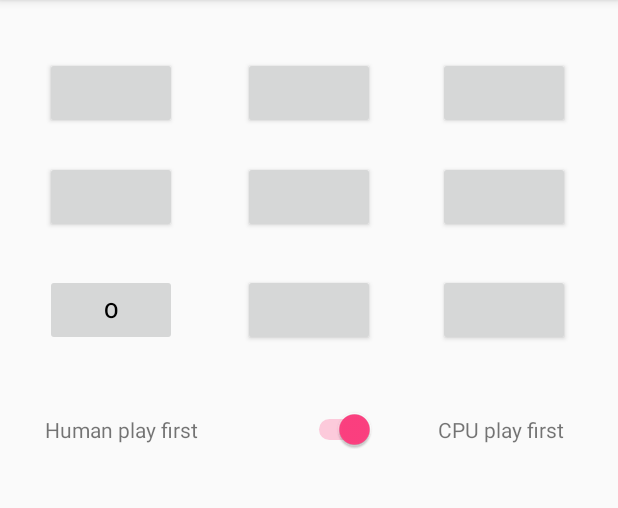
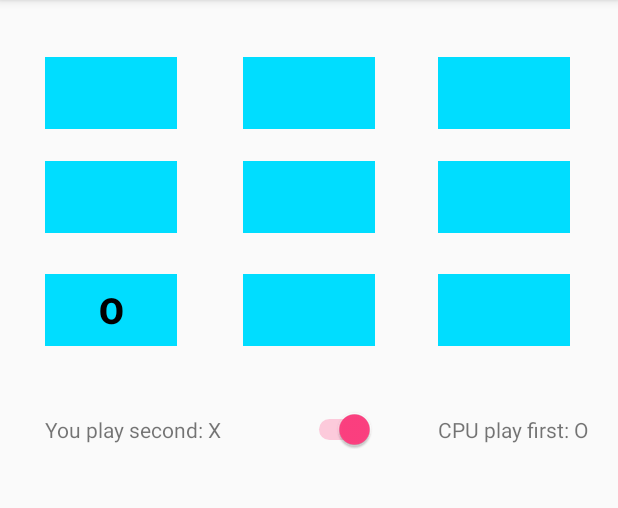
Before and after one commit to egorusegorus/XOX-Online2, an Android app: the Main2Activity screen opened directly, with no data from a screen before it, on a phone screen of 412 x 824 dp, the part 84-592 px from its top. Run offline under Robolectric (Android 15) with nearby library versions, the phone set to English and light mode, and no system bars.

Commit message:
new actyvity

```diff
--- a/app/src/main/AndroidManifest.xml
+++ b/app/src/main/AndroidManifest.xml
@@ -16,6 +16,7 @@
             </intent-filter>
         </activity>
         <activity android:name=".Main2Activity"></activity>
+        <activity android:name=".BTMultiPlayer"></activity>
     </application>
 
 </manifest>
--- a/app/src/main/java/o/t/xox_online/Main2Activity.java
+++ b/app/src/main/java/o/t/xox_online/Main2Activity.java
@@ -2,7 +2,6 @@ package o.t.xox_online;
 
 import android.content.Context;
 import android.media.MediaPlayer;
-import android.provider.MediaStore;
 import android.support.v7.app.AppCompatActivity;
 import android.os.Bundle;
 import android.view.View;
@@ -10,8 +9,6 @@ import android.widget.Button;
 import android.widget.Switch;
 import android.widget.TextView;
 import android.widget.Toast;
-
-
 import java.util.Random;
 
 public class Main2Activity extends AppCompatActivity {
@@ -23,6 +20,8 @@ public class Main2Activity extends AppCompatActivity {
         click_X();
         X_or_O();
         AI_win_prediction();
+        i_tell_you_what_is_your_symbol();
+        block();
 
 
 
@@ -43,24 +42,29 @@ public class Main2Activity extends AppCompatActivity {
         b1.setOnClickListener(new View.OnClickListener() {
             @Override
             public void onClick(View v) {
+                i_tell_you_what_is_your_symbol();
                 b1.setText("X");
                 b1.setEnabled(false);
                 AI_win_prediction();
                 inf();
+
             }
         });
         b2.setOnClickListener(new View.OnClickListener() {
             @Override
             public void onClick(View v) {
+                i_tell_you_what_is_your_symbol();
                 b2.setText("X");
                 b2.setEnabled(false);
                 AI_win_prediction();
                 inf();
+
             }
         });
         b3.setOnClickListener(new View.OnClickListener() {
             @Override
             public void onClick(View v) {
+                i_tell_you_what_is_your_symbol();
                 b3.setText("X");
                 b3.setEnabled(false);
                 AI_win_prediction();
@@ -70,55 +74,66 @@ public class Main2Activity extends AppCompatActivity {
         b4.setOnClickListener(new View.OnClickListener() {
             @Override
             public void onClick(View v) {
+                i_tell_you_what_is_your_symbol();
                 b4.setText("X");
                 b4.setEnabled(false);
                 AI_win_prediction();
                 inf();
+
             }
         });
         b5.setOnClickListener(new View.OnClickListener() {
             @Override
             public void onClick(View v) {
+                i_tell_you_what_is_your_symbol();
                 b5.setText("X");
                 b5.setEnabled(false);
                 AI_win_prediction();
                 inf();
+
             }
         });
         b6.setOnClickListener(new View.OnClickListener() {
             @Override
             public void onClick(View v) {
+                i_tell_you_what_is_your_symbol();
                 b6.setText("X");
                 b6.setEnabled(false);
                 AI_win_prediction();
                 inf();
-            }
+                }
         });
         b7.setOnClickListener(new View.OnClickListener() {
             @Override
             public void onClick(View v) {
+                i_tell_you_what_is_your_symbol();
                 b7.setText("X");
                 b7.setEnabled(false);
                 AI_win_prediction();
                 inf();
+
             }
         });
         b8.setOnClickListener(new View.OnClickListener() {
             @Override
             public void onClick(View v) {
+                i_tell_you_what_is_your_symbol();
                 b8.setText("X");
                 b8.setEnabled(false);
                 AI_win_prediction();
                 inf();
+
             }
         });
         b9.setOnClickListener(new View.OnClickListener() {
             @Override
             public void onClick(View v) {
+                i_tell_you_what_is_your_symbol();
                 b9.setText("X");
                 b9.setEnabled(false);
                 AI_win_prediction();
                 inf();
+
             }
         });
     }
@@ -158,6 +173,8 @@ public class Main2Activity extends AppCompatActivity {
             b1.setText("O");
                 AI_win_prediction();
                 inf();
+                i_tell_you_what_is_your_symbol();
+
             }
         });
         b2.setOnClickListener(new View.OnClickListener() {
@@ -166,6 +183,8 @@ public class Main2Activity extends AppCompatActivity {
                 b2.setText("O");
                 AI_win_prediction();
                 inf();
+                i_tell_you_what_is_your_symbol();
+
             }
         });
         b3.setOnClickListener(new View.OnClickListener() {
@@ -174,6 +193,8 @@ public class Main2Activity extends AppCompatActivity {
                 b3.setText("O");
                 AI_win_prediction();
                 inf();
+                i_tell_you_what_is_your_symbol();
+
             }
         });
         b4.setOnClickListener(new View.OnClickListener() {
@@ -182,6 +203,8 @@ public class Main2Activity extends AppCompatActivity {
                 b4.setText("O");
                 AI_win_prediction();
                 inf();
+                i_tell_you_what_is_your_symbol();
+
             }
         });
         b5.setOnClickListener(new View.OnClickListener() {
@@ -190,6 +213,7 @@ public class Main2Activity extends AppCompatActivity {
                 b5.setText("O");
                 AI_win_prediction();
                 inf();
+                i_tell_you_what_is_your_symbol();
 
             }
         });
@@ -199,6 +223,7 @@ public class Main2Activity extends AppCompatActivity {
                 b6.setText("O");
                 AI_win_prediction();
                 inf();
+                i_tell_you_what_is_your_symbol();
             }
         });
         b7.setOnClickListener(new View.OnClickListener() {
@@ -207,6 +232,8 @@ public class Main2Activity extends AppCompatActivity {
                 b7.setText("O");
                 AI_win_prediction();
                 inf();
+                i_tell_you_what_is_your_symbol();
+
             }
         });
         b8.setOnClickListener(new View.OnClickListener() {
@@ -215,6 +242,8 @@ public class Main2Activity extends AppCompatActivity {
                 b8.setText("O");
                 AI_win_prediction();
                 inf();
+                i_tell_you_what_is_your_symbol();
+
             }
         });
         b9.setOnClickListener(new View.OnClickListener() {
@@ -223,10 +252,13 @@ public class Main2Activity extends AppCompatActivity {
                 b9.setText("O");
                 AI_win_prediction();
                 inf();
+                i_tell_you_what_is_your_symbol();
+
             }
         });
     }
     void AI_win_prediction() {
+        i_tell_you_what_is_your_symbol();
         Button b0 = (Button) findViewById(R.id.button6);
         Button b1 = (Button) findViewById(R.id.button7);
         Button b2 = (Button) findViewById(R.id.button8);
@@ -436,8 +468,8 @@ public class Main2Activity extends AppCompatActivity {
                 b0.setEnabled(false);
                 inf();}
             else  if (tab[0] == "" && tab[1] == "" && tab[2] == "X" && tab[3] == "" && tab[4] == "" && tab[5] == "" && tab[6] == "O" && tab[7] == "" && tab[8] == "")
-            {b2.setText("O");
-                b2.setEnabled(false);
+            {b4.setText("O");
+                b4.setEnabled(false);
                 inf();}
             else  if (tab[0] == "" && tab[1] == "" && tab[2] == "" && tab[3] == "X" && tab[4] == "" && tab[5] == "" && tab[6] == "O" && tab[7] == "" && tab[8] == "")
             {b2.setText("O");
@@ -912,6 +944,7 @@ void inf(){
         Toast toast = Toast.makeText(context, text, duration);
         toast.show();
         mediaPlayer.start();
+        block();
     }else if (who_win()==3){Context context = getApplicationContext();
         CharSequence text = "TIE";
         int duration = Toast.LENGTH_SHORT;
@@ -919,6 +952,7 @@ void inf(){
         Toast toast = Toast.makeText(context, text, duration);
         toast.show();
         mediaPlayer.start();
+        block();
     }}
 
     public int who_win () {
@@ -955,6 +989,7 @@ void inf(){
                     tab[2] == tab[4] && tab[6] == tab[2] && tab[6] == "X") {
                 //WYGRAL X
                 winer=0;
+                block();
 
             } else if (tab[0] == tab[1] && tab[1] == tab[2] && tab[0] == "O" ||
                     tab[3] == tab[4] && tab[5] == tab[4] && tab[3] == "O" ||
@@ -966,7 +1001,41 @@ void inf(){
                     tab[2] == tab[4] && tab[6] == tab[2] && tab[6] == "O") {
                 //WYGRAL O
                 winer=1;
-
+                block();
             } else if (tab[0]!=""&&tab[1]!=""&&tab[2]!=""&&tab[3]!=""&&tab[4]!=""&&tab[5]!=""&&tab[6]!=""&&tab[7]!=""&&tab[8]!=""){winer=3;}
         return winer;}
+
+public void block(){
+    Button b0=(Button) findViewById(R.id.button6);
+    Button b1=(Button) findViewById(R.id.button7);
+    Button b2=(Button) findViewById(R.id.button8);
+    Button b3=(Button) findViewById(R.id.button9);
+    Button b4=(Button) findViewById(R.id.button10);
+    Button b5=(Button) findViewById(R.id.button11);
+    Button b6=(Button) findViewById(R.id.button12);
+    Button b7=(Button) findViewById(R.id.button13);
+    Button b8=(Button) findViewById(R.id.button14);
+    b0.setEnabled(false);
+    b1.setEnabled(false);
+    b2.setEnabled(false);
+    b3.setEnabled(false);
+    b4.setEnabled(false);
+    b5.setEnabled(false);
+    b6.setEnabled(false);
+    b7.setEnabled(false);
+    b8.setEnabled(false);
 }
+    public void i_tell_you_what_is_your_symbol(){
+        Switch switcher1= (Switch)findViewById(R.id.switch1);
+        TextView textView2=(TextView) findViewById(R.id.textView2);
+        TextView textView3=(TextView) findViewById(R.id.textView3);
+        if (switcher1.isChecked()){
+            textView3.setText("CPU play first: O");
+            textView2.setText("You play second: X");
+        }else {textView3.setText("CPU play second: X");
+            textView2.setText("You play first: O");}
+
+    }
+
+
+}
--- a/app/src/main/java/o/t/xox_online/MainActivity.java
+++ b/app/src/main/java/o/t/xox_online/MainActivity.java
@@ -1,12 +1,10 @@
 package o.t.xox_online;
 
 import android.content.Intent;
-import android.provider.Settings;
 import android.support.v7.app.AppCompatActivity;
 import android.os.Bundle;
 import android.view.View;
 import android.widget.Button;
-import o.t.xox_online.Main2Activity;
 
 public class MainActivity extends AppCompatActivity {
 
@@ -14,7 +12,15 @@ public class MainActivity extends AppCompatActivity {
     protected void onCreate(Bundle savedInstanceState) {
         super.onCreate(savedInstanceState);
         setContentView(R.layout.activity_main);
-        Button button= (Button) findViewById(R.id.button);
+        Button button = (Button) findViewById(R.id.button);
+        Button button2 = (Button) findViewById(R.id.button15);
+        button2.setOnClickListener(new View.OnClickListener() {
+            @Override
+            public void onClick(View v1) {
+                Intent activityChangeIntent = new Intent(MainActivity.this, BTMultiPlayer.class);
+                MainActivity.this.startActivity(activityChangeIntent);
+            }
+        });
         button.setOnClickListener(new View.OnClickListener() {
             @Override
             public void onClick(View v) {
@@ -22,7 +28,8 @@ public class MainActivity extends AppCompatActivity {
                 MainActivity.this.startActivity(activityChangeIntent);
             }
         });
-        Button button5= (Button) findViewById(R.id.button5);
+
+        Button button5 = (Button) findViewById(R.id.button5);
         button5.setOnClickListener(new View.OnClickListener() {
             @Override
             public void onClick(View v) {
@@ -30,4 +37,5 @@ public class MainActivity extends AppCompatActivity {
             }
         });
     }
+
 }
--- a/app/src/main/res/layout/activity_main.xml
+++ b/app/src/main/res/layout/activity_main.xml
@@ -25,6 +25,13 @@
             android:id="@+id/button" />
 
         <Button
+            android:text="MULTIPLAYER - BLUETOOTH"
+            android:layout_width="match_parent"
+            android:layout_height="wrap_content"
+            android:id="@+id/button15"
+            android:elevation="1dp" />
+
+        <Button
             android:text="MULTIPLAYER - RANKING GAME"
             android:layout_width="match_parent"
             android:layout_height="wrap_content"
--- a/app/src/main/res/layout/activity_main2.xml
+++ b/app/src/main/res/layout/activity_main2.xml
@@ -20,9 +20,12 @@
         android:layout_marginStart="14dp"
         android:layout_marginTop="22dp"
         android:id="@+id/button6"
-        android:textColorLink="?attr/actionMenuTextColor"
+        android:textColorLink="@color/colorAccent"
         android:textColor="@android:color/black"
-        android:textColorHighlight="@android:color/black" />
+        android:textColorHighlight="@android:color/background_dark"
+        android:background="@android:color/holo_blue_bright"
+        android:textStyle="bold"
+        android:textSize="24sp" />
 
     <Button
         android:layout_width="wrap_content"
@@ -30,9 +33,12 @@
         android:layout_alignTop="@+id/button6"
         android:layout_centerHorizontal="true"
         android:id="@+id/button7"
-        android:textColorLink="?attr/actionMenuTextColor"
-        android:textColorHighlight="@android:color/black"
-        android:textColor="@android:color/black" />
+        android:textColorLink="@color/colorAccent"
+        android:textColorHighlight="@android:color/background_dark"
+        android:textColor="@android:color/black"
+        android:background="@android:color/holo_blue_bright"
+        android:textStyle="bold"
+        android:textSize="24sp" />
 
     <Button
         android:layout_width="wrap_content"
@@ -43,9 +49,12 @@
         android:layout_marginRight="16dp"
         android:layout_marginEnd="16dp"
         android:id="@+id/button8"
-        android:textColorLink="?attr/actionMenuTextColor"
+        android:textColorLink="@color/colorAccent"
         android:textColor="@android:color/black"
-        android:textColorHighlight="@android:color/black" />
+        android:textColorHighlight="@android:color/background_dark"
+        android:background="@android:color/holo_blue_bright"
+        android:textStyle="bold"
+        android:textSize="24sp" />
 
     <Button
         android:layout_width="wrap_content"
@@ -55,9 +64,12 @@
         android:layout_alignStart="@+id/button6"
         android:layout_marginTop="21dp"
         android:id="@+id/button9"
-        android:textColorLink="?attr/actionMenuTextColor"
+        android:textColorLink="@color/colorAccent"
         android:textColor="@android:color/black"
-        android:textColorHighlight="@android:color/black" />
+        android:textColorHighlight="@android:color/background_dark"
+        android:background="@android:color/holo_blue_bright"
+        android:textStyle="bold"
+        android:textSize="24sp" />
 
     <Button
         android:layout_width="wrap_content"
@@ -66,9 +78,12 @@
         android:layout_alignLeft="@+id/button7"
         android:layout_alignStart="@+id/button7"
         android:id="@+id/button10"
-        android:textColorLink="?attr/actionMenuTextColor"
-        android:textColorHighlight="@android:color/black"
-        android:textColor="@android:color/black" />
+        android:textColorLink="@color/colorAccent"
+        android:textColorHighlight="@android:color/background_dark"
+        android:textColor="@android:color/black"
+        android:background="@android:color/holo_blue_bright"
+        android:textStyle="bold"
+        android:textSize="24sp" />
 
     <Button
         android:layout_width="wrap_content"
@@ -77,9 +92,12 @@
         android:layout_alignLeft="@+id/button8"
         android:layout_alignStart="@+id/button8"
         android:id="@+id/button11"
-        android:textColorLink="?attr/actionMenuTextColor"
-        android:textColorHighlight="@android:color/black"
-        android:textColor="@android:color/black" />
+        android:textColorLink="@color/colorAccent"
+        android:textColorHighlight="@android:color/background_dark"
+        android:textColor="@android:color/black"
+        android:background="@android:color/holo_blue_bright"
+        android:textStyle="bold"
+        android:textSize="24sp" />
 
     <Button
         android:layout_width="wrap_content"
@@ -89,9 +107,12 @@
         android:layout_alignStart="@+id/button9"
         android:layout_marginTop="27dp"
         android:id="@+id/button12"
-        android:textColorLink="?attr/actionMenuTextColor"
-        android:textColorHighlight="@android:color/black"
-        android:textColor="@android:color/black" />
+        android:textColorLink="@color/colorAccent"
+        android:textColorHighlight="@android:color/background_dark"
+        android:textColor="@android:color/black"
+        android:background="@android:color/holo_blue_bright"
+        android:textStyle="bold"
+        android:textSize="24sp" />
 
     <Button
         android:layout_width="wrap_content"
@@ -100,9 +121,12 @@
         android:layout_alignRight="@+id/button11"
         android:layout_alignEnd="@+id/button11"
         android:id="@+id/button14"
-        android:textColorLink="?attr/actionMenuTextColor"
-        android:textColorHighlight="@android:color/black"
-        android:textColor="@android:color/black" />
+        android:textColorLink="@color/colorAccent"
+        android:textColorHighlight="@android:color/background_dark"
+        android:textColor="@android:color/black"
+        android:background="@android:color/holo_blue_bright"
+        android:textStyle="bold"
+        android:textSize="24sp" />
 
     <Button
         android:layout_width="wrap_content"
@@ -112,9 +136,12 @@
         android:layout_alignBottom="@+id/button14"
         android:layout_alignLeft="@+id/button10"
         android:layout_alignStart="@+id/button10"
-        android:textColorLink="@android:color/black"
-        android:textColorHighlight="@android:color/black"
-        android:textColor="@android:color/black" />
+        android:textColorLink="@color/colorAccent"
+        android:textColorHighlight="@android:color/background_dark"
+        android:textColor="@android:color/black"
+        android:background="@android:color/holo_blue_bright"
+        android:textStyle="bold"
+        android:textSize="24sp" />
 
     <Switch
         android:layout_width="wrap_content"
@@ -123,7 +150,10 @@
         android:layout_marginTop="42dp"
         android:id="@+id/switch1"
         android:layout_alignRight="@+id/button13"
-        android:layout_alignEnd="@+id/button13" />
+        android:layout_alignEnd="@+id/button13"
+        android:textColor="@android:color/holo_blue_bright"
+        android:background="@android:color/transparent"
+        android:visibility="visible" />
 
     <TextView
         android:text="@string/human"
--- a/app/src/main/res/values/colors.xml
+++ b/app/src/main/res/values/colors.xml
@@ -2,5 +2,5 @@
 <resources>
     <color name="colorPrimary">#3F51B5</color>
     <color name="colorPrimaryDark">#303F9F</color>
-    <color name="colorAccent">#FF4081</color>
+    <color name="colorAccent">#ff4081</color>
 </resources>
```
